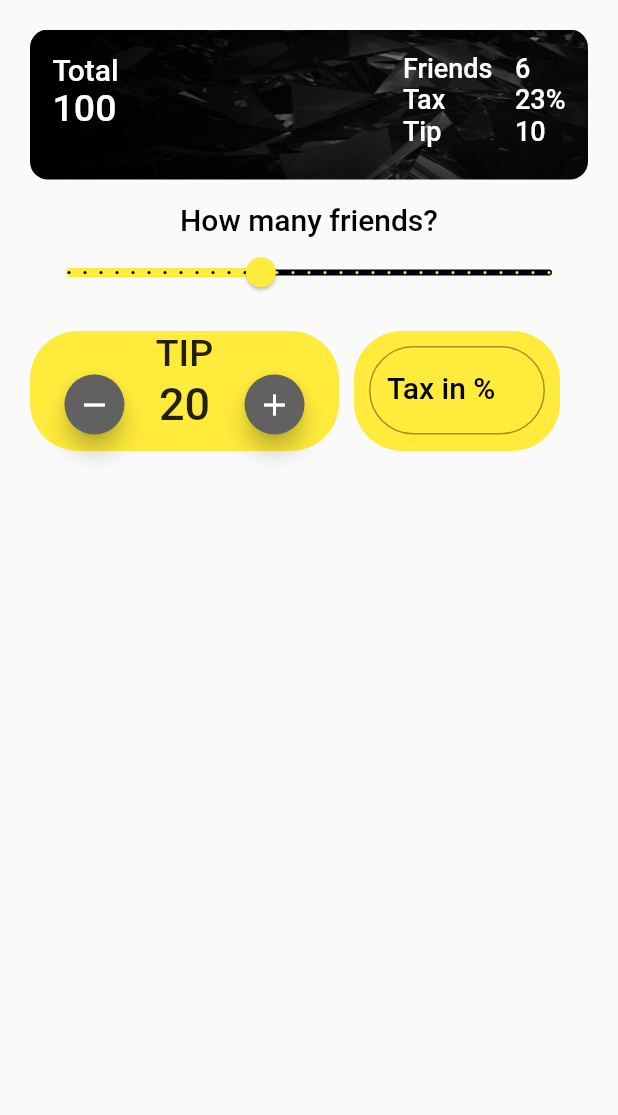
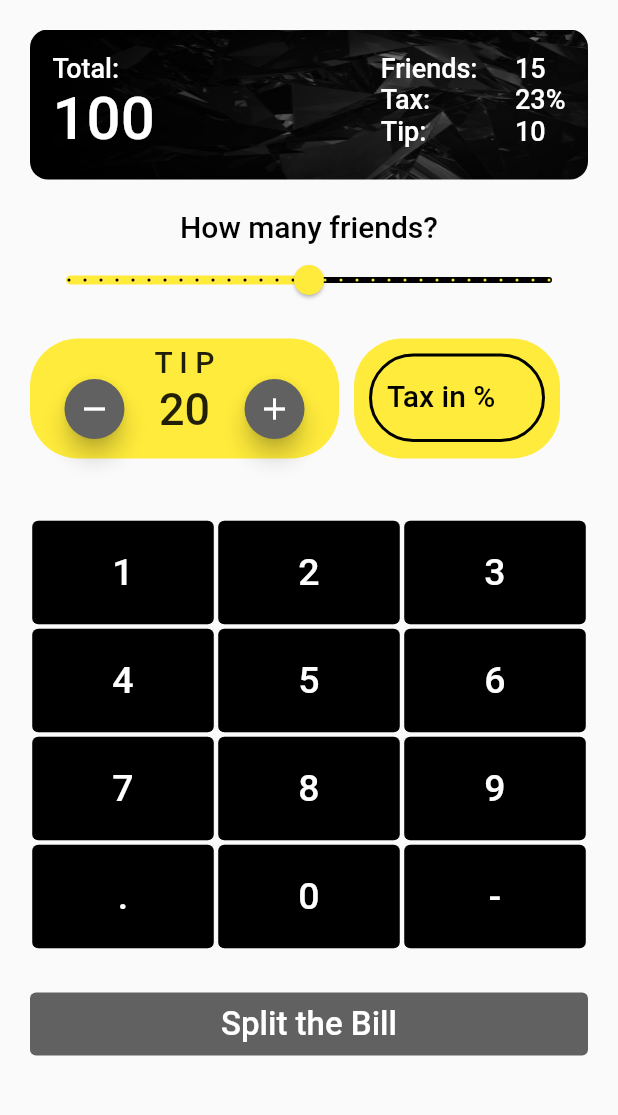
Before and after one commit to igorurbaniak/bill_calculator_app, a Flutter app: the screen it shows after launch, on a phone screen of 412 x 824 dp, the part 104-1219 px from its top. Run offline on Flutter 3.47's test engine with Material 2 defaults, Android fonts, the phone set to English and light mode, and no system bars; our stand-ins replace google_fonts.

```diff
--- a/lib/bill_calculator.dart
+++ b/lib/bill_calculator.dart
@@ -9,15 +9,42 @@ class BillCalculator extends StatefulWidget {
 }
 
 class _BillCalculatorState extends State<BillCalculator> {
+  double friendsvalue = 15.0;
+
+  buildbutton(String text) {
+    return Expanded(
+      child: Padding(
+        padding: const EdgeInsets.all(1.5),
+        child: OutlinedButton(
+          style: OutlinedButton.styleFrom(
+            backgroundColor: Colors.black,
+            padding: const EdgeInsets.all(20),
+          ),
+          onPressed: () {},
+          child: Text(
+            text,
+            style: GoogleFonts.fredokaOne(
+              fontSize: 25,
+              fontWeight: FontWeight.w500,
+              color: Colors.white,
+            ),
+          ),
+        ),
+      ),
+    );
+  }
+
   TextStyle createdstyle = GoogleFonts.fredokaOne(
     fontSize: 18,
     color: Colors.white,
     fontWeight: FontWeight.w500,
   );
+
   @override
   Widget build(BuildContext context) {
     return Scaffold(
-      body: Container(
+      body: SingleChildScrollView(
+        child: Container(
           margin: const EdgeInsets.only(
             left: 20,
             right: 20,
@@ -45,7 +72,6 @@ class _BillCalculatorState extends State<BillCalculator> {
                         'images/black_graphite.jpg',
                       ),
                       fit: BoxFit.fill),
-                // color: Colors.yellow,
                   borderRadius: BorderRadius.all(
                     Radius.circular(12),
                   ),
@@ -59,10 +85,10 @@ class _BillCalculatorState extends State<BillCalculator> {
                         crossAxisAlignment: CrossAxisAlignment.start,
                         children: [
                           Text(
-                          'Total',
+                            'Total:',
                             style: GoogleFonts.fredokaOne(
                               color: Colors.white,
-                            fontSize: 20,
+                              fontSize: 18,
                               fontWeight: FontWeight.w500,
                             ),
                           ),
@@ -70,7 +96,7 @@ class _BillCalculatorState extends State<BillCalculator> {
                             '100',
                             style: GoogleFonts.fredokaOne(
                               color: Colors.white,
-                            fontSize: 25,
+                              fontSize: 40,
                               fontWeight: FontWeight.w500,
                             ),
                           ),
@@ -84,18 +110,19 @@ class _BillCalculatorState extends State<BillCalculator> {
                           Column(
                             crossAxisAlignment: CrossAxisAlignment.start,
                             children: [
-                            Text('Friends', style: createdstyle),
-                            Text('Tax', style: createdstyle),
-                            Text('Tip', style: createdstyle),
+                              Text('Friends:', style: createdstyle),
+                              Text('Tax:', style: createdstyle),
+                              Text('Tip:', style: createdstyle),
                             ],
                           ),
                           const SizedBox(
-                          width: 15,
+                            width: 25,
                           ),
                           Column(
                             crossAxisAlignment: CrossAxisAlignment.start,
                             children: [
-                            Text('6', style: createdstyle),
+                              Text(friendsvalue.round().toString(),
+                                  style: createdstyle),
                               Text('23%', style: createdstyle),
                               Text('10', style: createdstyle),
                             ],
@@ -107,7 +134,7 @@ class _BillCalculatorState extends State<BillCalculator> {
                 ),
               ),
               const SizedBox(
-              height: 15,
+                height: 20,
               ),
               Text(
                 'How many friends?',
@@ -123,8 +150,12 @@ class _BillCalculatorState extends State<BillCalculator> {
                 divisions: 30,
                 activeColor: Colors.yellow,
                 inactiveColor: Colors.black,
-              value: 12,
-              onChanged: (value) {},
+                value: friendsvalue,
+                onChanged: (value) {
+                  setState(() {
+                    friendsvalue = value;
+                  });
+                },
               ),
               const SizedBox(
                 height: 15,
@@ -139,11 +170,14 @@ class _BillCalculatorState extends State<BillCalculator> {
                         borderRadius: BorderRadius.circular(32)),
                     child: Column(
                       children: [
-                      Text(
-                        'TIP',
+                        Padding(
+                          padding: const EdgeInsets.only(top: 4),
+                          child: Text(
+                            'T I P',
                             style: GoogleFonts.fredokaOne(
-                          fontSize: 25,
+                              fontSize: 20,
                               fontWeight: FontWeight.w500,
+                            ),
                           ),
                         ),
                         Row(
@@ -198,10 +232,16 @@ class _BillCalculatorState extends State<BillCalculator> {
                     child: Padding(
                       padding: const EdgeInsets.all(10.0),
                       child: TextField(
-                      keyboardType: TextInputType.number,
                         decoration: InputDecoration(
-                        border: OutlineInputBorder(
+                          focusedBorder: OutlineInputBorder(
                             borderRadius: BorderRadius.circular(32),
+                            borderSide: const BorderSide(
+                                color: Colors.black, width: 2.0),
+                          ),
+                          enabledBorder: OutlineInputBorder(
+                            borderRadius: BorderRadius.circular(32),
+                            borderSide: const BorderSide(
+                                color: Colors.black, width: 2.0),
                           ),
                           labelText: 'Tax in %',
                           labelStyle: GoogleFonts.fredokaOne(
@@ -215,7 +255,58 @@ class _BillCalculatorState extends State<BillCalculator> {
                   ),
                 ],
               ),
+              const SizedBox(
+                height: 40,
+              ),
+              Row(
+                children: [
+                  buildbutton('1'),
+                  buildbutton('2'),
+                  buildbutton('3'),
                 ],
+              ),
+              Row(
+                children: [
+                  buildbutton('4'),
+                  buildbutton('5'),
+                  buildbutton('6'),
+                ],
+              ),
+              Row(
+                children: [
+                  buildbutton('7'),
+                  buildbutton('8'),
+                  buildbutton('9'),
+                ],
+              ),
+              Row(
+                children: [
+                  buildbutton('.'),
+                  buildbutton('0'),
+                  buildbutton('-'),
+                ],
+              ),
+              const SizedBox(
+                height: 25,
+              ),
+              TextButton(
+                style: TextButton.styleFrom(
+                  backgroundColor: Colors.grey[700],
+                ),
+                onPressed: () {},
+                child: Center(
+                  child: Text(
+                    'Split the Bill',
+                    style: GoogleFonts.fredokaOne(
+                      color: Colors.white,
+                      fontSize: 22,
+                      fontWeight: FontWeight.w500,
+                    ),
+                  ),
+                ),
+              ),
+            ],
+          ),
         ),
       ),
     );
```
Lines whose indentation alone changed are shown as unchanged.
